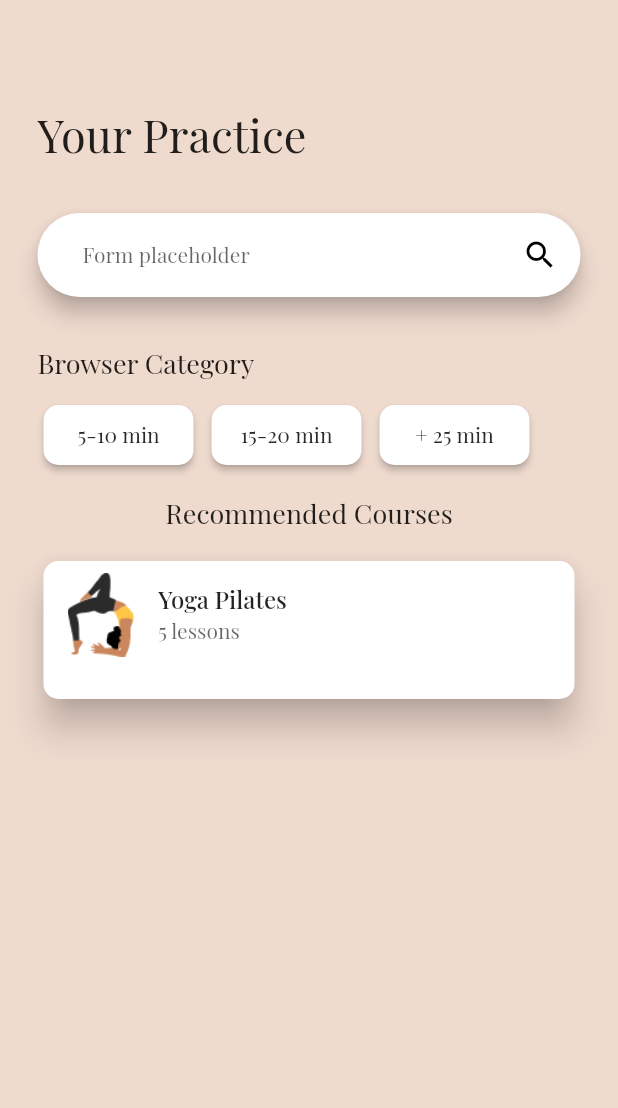
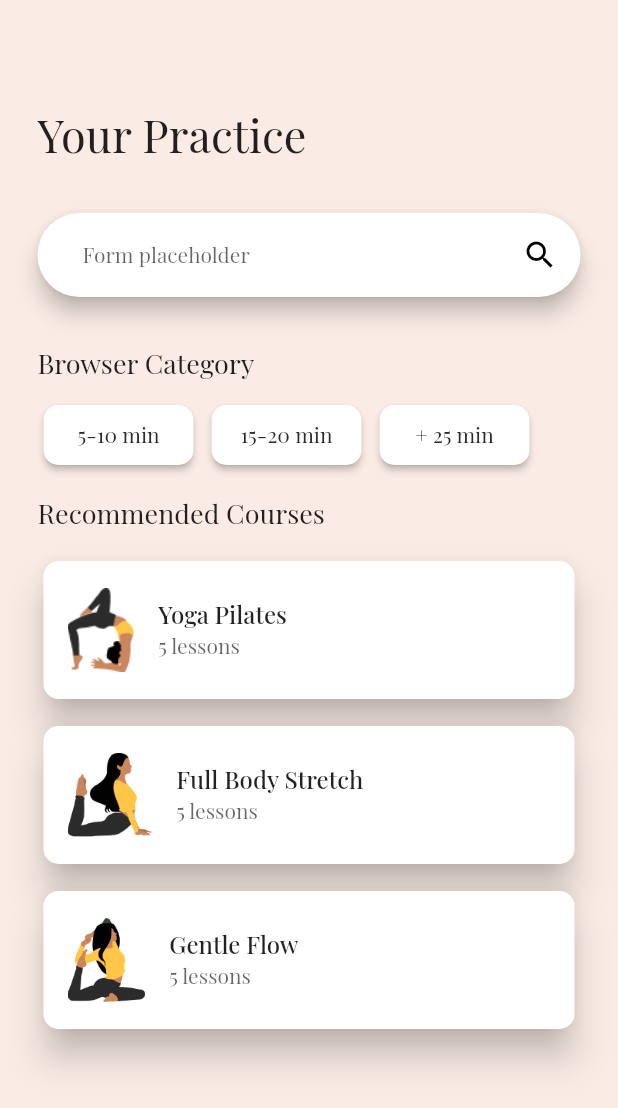
Before and after one commit to eminowam/yoga_app_flutter, a Flutter app: the screen it shows after launch, on a phone screen of 412 x 824 dp. Shown: the top 1108 px of the screen. Run offline on Flutter 3.47's test engine with Material 2 defaults, Android fonts, the light colour scheme and no system bars.

Commit message:
Cards and texts

```diff
--- a/lib/color/color.dart
+++ b/lib/color/color.dart
@@ -1,7 +1,7 @@
 import 'dart:ui';
 
 class AppColor{
-  static Color mainScreenColor = Color(0xffEFDACE);
+  static Color mainScreenColor = Color(0xffFAECE5);
   static Color mainTextColor = Color(0xff2B2B2B);
   static Color categoriesButtonColor=Color(0xffA7A666);
 
--- a/lib/widget/main/card.dart
+++ b/lib/widget/main/card.dart
@@ -7,6 +7,7 @@ class YogaCards extends StatelessWidget {
   Widget build(BuildContext context) {
     return Container(
       child: Column(
+        crossAxisAlignment: CrossAxisAlignment.start,
         children: [
           Text(
             "Recommended Courses",
@@ -25,6 +26,7 @@ class YogaCards extends StatelessWidget {
         ),
         elevation: 10,
         child: Column(
+          mainAxisAlignment: MainAxisAlignment.center,
       children: [
       ListTile(
       leading: Image(image: AssetImage('assets/yoga.png'),),
@@ -42,7 +44,66 @@ class YogaCards extends StatelessWidget {
         ),
       ),
     ),
-      ]
+          SizedBox(height: 10,),
+          Container(
+            width: 400,
+            height: 100,
+            child: Card(
+              clipBehavior: Clip.antiAliasWithSaveLayer,
+              shape: RoundedRectangleBorder(
+                borderRadius: BorderRadius.circular(10.0),
+              ),
+              elevation: 10,
+              child: Column(
+                mainAxisAlignment: MainAxisAlignment.center,
+                children: [
+                  ListTile(
+                    leading: Image(image: AssetImage('assets/yoga2.png'),),
+                    title: const Text('Full Body Stretch',
+                      style: TextStyle(fontSize: 16,
+                          fontWeight: FontWeight.w500),),
+                    subtitle: Text(
+                      '5 lessons',
+                      style: TextStyle(fontSize: 14,
+                        fontWeight: FontWeight.w400,
+                        color: Colors.black.withOpacity(0.6),),
+                    ),
+                  ),
+                ],
+              ),
+            ),
+          ),
+          SizedBox(height: 10,),
+          Container(
+            width: 400,
+            height: 100,
+            child: Card(
+              clipBehavior: Clip.antiAliasWithSaveLayer,
+              shape: RoundedRectangleBorder(
+                borderRadius: BorderRadius.circular(10.0),
+              ),
+              elevation: 10,
+              child: Column(
+                mainAxisAlignment: MainAxisAlignment.center,
+                children: [
+                  ListTile(
+                    leading: Image(image: AssetImage('assets/yoga3.png'),),
+                    title: const Text('Gentle Flow',
+                      style: TextStyle(fontSize: 16,
+                          fontWeight: FontWeight.w500),),
+                    subtitle: Text(
+                      '5 lessons',
+                      style: TextStyle(fontSize: 14,
+                        fontWeight: FontWeight.w400,
+                        color: Colors.black.withOpacity(0.6),),
+                    ),
+                  ),
+                ],
+              ),
+            ),
+          ),
+
+        ]
     ),
     );
   }
--- a/lib/widget/main/categories.dart
+++ b/lib/widget/main/categories.dart
@@ -61,7 +61,9 @@ class _Categories extends StatelessWidget {
                   shape: RoundedRectangleBorder(
                       borderRadius: BorderRadius.circular(10)),
                   backgroundColor: Colors.white),
-              onPressed: () {},
+              onPressed: () {
+
+              },
               child: Text(text,
                 style: TextStyle(
                     color: AppColor.mainTextColor,fontWeight: FontWeight.w400
```
Also changed, not shown: lib/widget/main/text_search.dart (+11 -12 lines), assets/yoga2.png (added), assets/yoga3.png (added), lib/screen/details/detail.dart (added).
